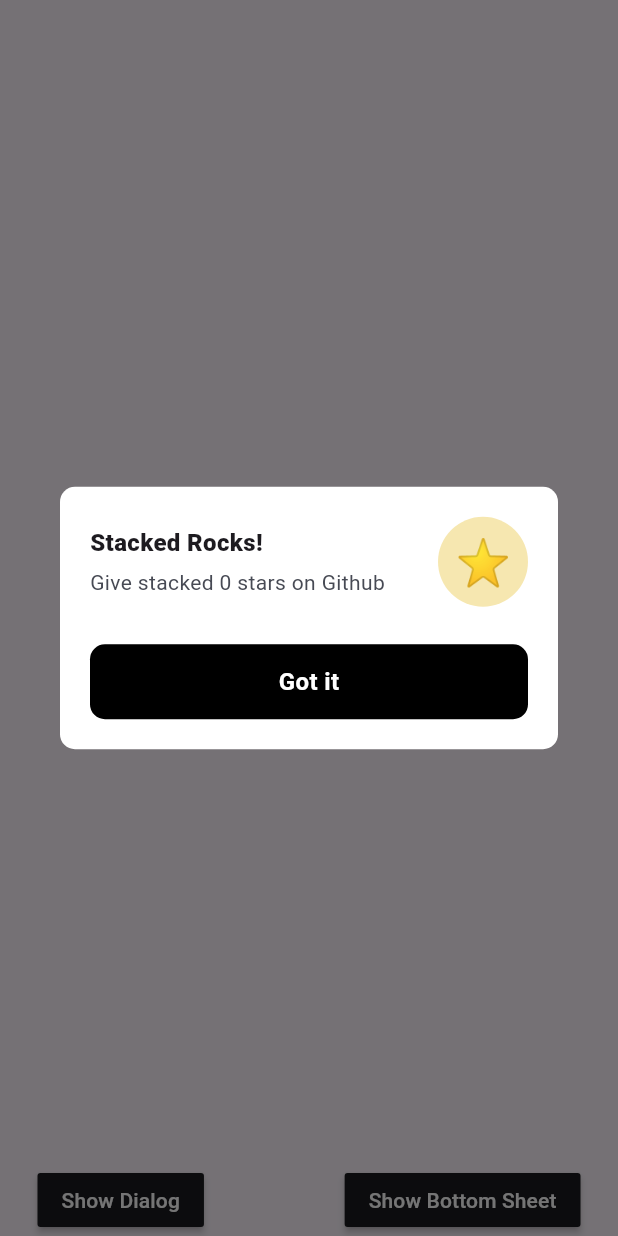
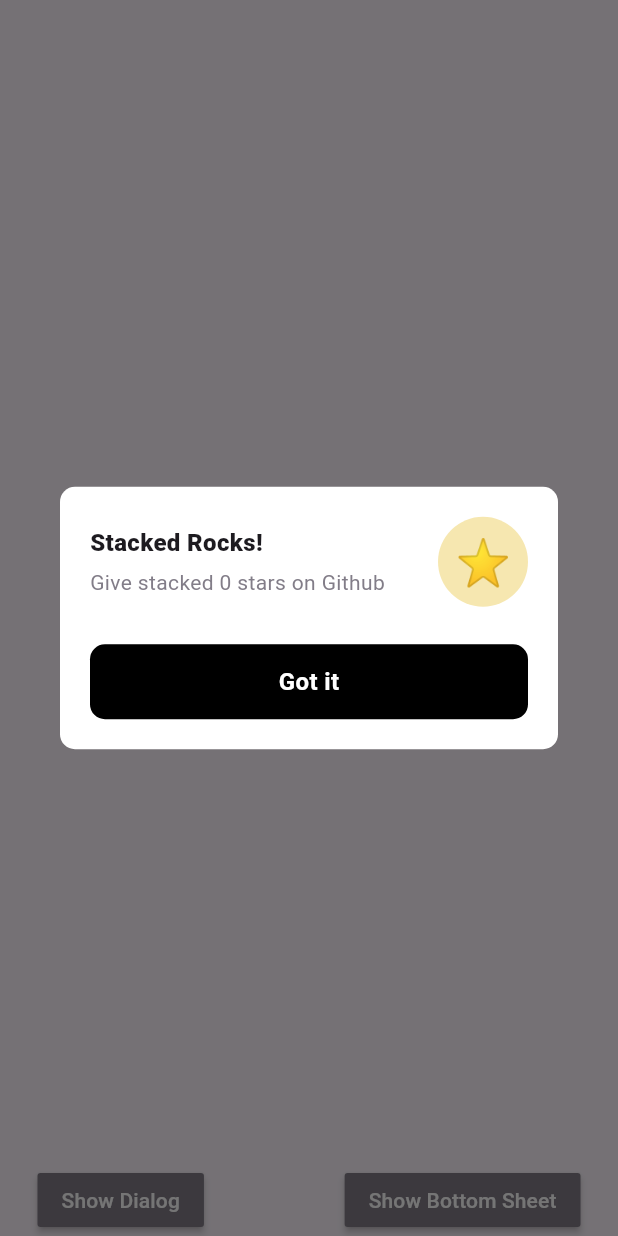
Before and after one commit to ShahSomething/Movies-App, a Flutter app: the screen it shows after launch, after a tap on "Show Dialog", on a phone screen of 412 x 824 dp. Run offline on Flutter 3.47's test engine with Material 3 defaults, Android fonts, the phone set to English and light mode, and no system bars; our stand-ins replace logger, stacked, stacked_services, stacked_shared.

Commit message:
App colors added

```diff
--- a/lib/ui/bottom_sheets/notice/notice_sheet.dart
+++ b/lib/ui/bottom_sheets/notice/notice_sheet.dart
@@ -41,7 +41,7 @@ class NoticeSheet extends StackedView<NoticeSheetModel> {
           verticalSpaceTiny,
           Text(
             request.description!,
-            style: const TextStyle(fontSize: 14, color: kcMediumGrey),
+            style: const TextStyle(fontSize: 14, color: AppColors.greyColor),
             maxLines: 3,
             softWrap: true,
           ),
--- a/lib/ui/common/app_colors.dart
+++ b/lib/ui/common/app_colors.dart
@@ -1,9 +1,18 @@
 import 'package:flutter/material.dart';
 
-const Color kcPrimaryColor = Color(0xFF9600FF);
-const Color kcPrimaryColorDark = Color(0xFF300151);
-const Color kcDarkGreyColor = Color(0xFF1A1B1E);
-const Color kcMediumGrey = Color(0xFF474A54);
-const Color kcLightGrey = Color.fromARGB(255, 187, 187, 187);
-const Color kcVeryLightGrey = Color(0xFFE3E3E3);
-const Color kcBackgroundColor = kcDarkGreyColor;
+class AppColors {
+  static const Color primaryColor = Color.fromRGBO(46, 39, 57, 1);
+  static const Color blackColor = Color(0xFF000000);
+  static const Color greyColor = Color(0xFF827D88);
+  static const Color lightGreyColorD = Color(0xFFDBDBDF);
+  static const Color whiteColor = Color(0xFFFFFFFF);
+  static const Color backgoundColor = Color(0xFFF6F6FA);
+  static const Color skyBlueColor = Color(0xFF61C3F2);
+  static const Color errorColor = Color(0xFFF63838);
+  static const Color warningColor = Color(0xFFFFCC00);
+  static const Color successColor = Colors.green;
+  static const Color lightGreenColor = Color(0xFF15D2BC);
+  static const Color pinkColor = Color(0xFFE26CA5);
+  static const Color purpleColor = Color(0xFF564CA3);
+  static const Color darkYellowColor = Color(0xFFCD9D0F);
+}
--- a/lib/ui/dialogs/info_alert/info_alert_dialog.dart
+++ b/lib/ui/dialogs/info_alert/info_alert_dialog.dart
@@ -48,8 +48,8 @@ class InfoAlertDialog extends StackedView<InfoAlertDialogModel> {
                       verticalSpaceTiny,
                       Text(
                         request.description!,
-                        style:
-                            const TextStyle(fontSize: 14, color: kcMediumGrey),
+                        style: const TextStyle(
+                            fontSize: 14, color: AppColors.greyColor),
                         maxLines: 3,
                         softWrap: true,
                       ),
--- a/lib/ui/views/home/home_view.dart
+++ b/lib/ui/views/home/home_view.dart
@@ -48,7 +48,7 @@ class HomeView extends StackedView<HomeViewModel> {
                   mainAxisAlignment: MainAxisAlignment.spaceBetween,
                   children: [
                     MaterialButton(
-                      color: kcDarkGreyColor,
+                      color: AppColors.greyColor,
                       onPressed: viewModel.showDialog,
                       child: const Text(
                         'Show Dialog',
@@ -58,7 +58,7 @@ class HomeView extends StackedView<HomeViewModel> {
                       ),
                     ),
                     MaterialButton(
-                      color: kcDarkGreyColor,
+                      color: AppColors.greyColor,
                       onPressed: viewModel.showBottomSheet,
                       child: const Text(
                         'Show Bottom Sheet',
```
